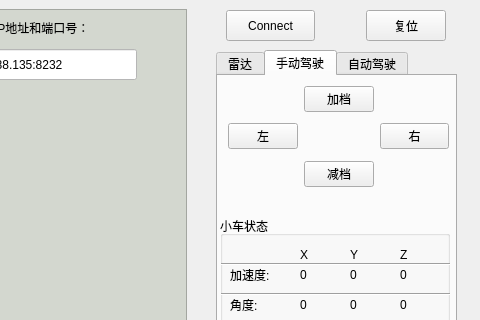
qq936859639/test2, file AICarDemo/aicardemo.ui: the form before one commit; both pictures show x 544 to 1024 and y 0 to 320 of the 1024 by 552 pixel window.
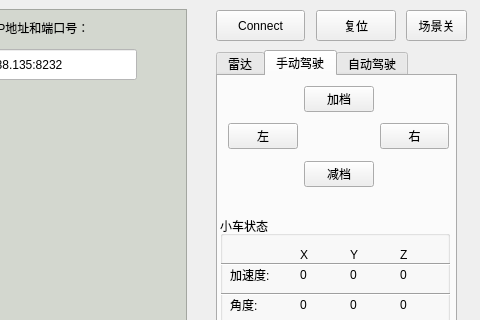
The form after the commit. Icons and pictures are not drawn.

```diff
--- a/AICarDemo/aicardemo.ui
+++ b/AICarDemo/aicardemo.ui
@@ -38,7 +38,7 @@
   <widget class="QPushButton" name="connect">
    <property name="geometry">
     <rect>
-     <x>770</x>
+     <x>760</x>
      <y>10</y>
      <width>89</width>
      <height>31</height>
@@ -51,7 +51,7 @@
   <widget class="QPushButton" name="Car_reset">
    <property name="geometry">
     <rect>
-     <x>910</x>
+     <x>860</x>
      <y>10</y>
      <width>80</width>
      <height>31</height>
@@ -1151,6 +1151,19 @@
     <string/>
    </property>
   </widget>
+  <widget class="QPushButton" name="scene">
+   <property name="geometry">
+    <rect>
+     <x>950</x>
+     <y>10</y>
+     <width>61</width>
+     <height>31</height>
+    </rect>
+   </property>
+   <property name="text">
+    <string>场景关</string>
+   </property>
+  </widget>
   <zorder>graphicsView</zorder>
   <zorder>school</zorder>
   <zorder>connect</zorder>
```
Left out of the diff: 1 changed line with no effect on the pictures.
